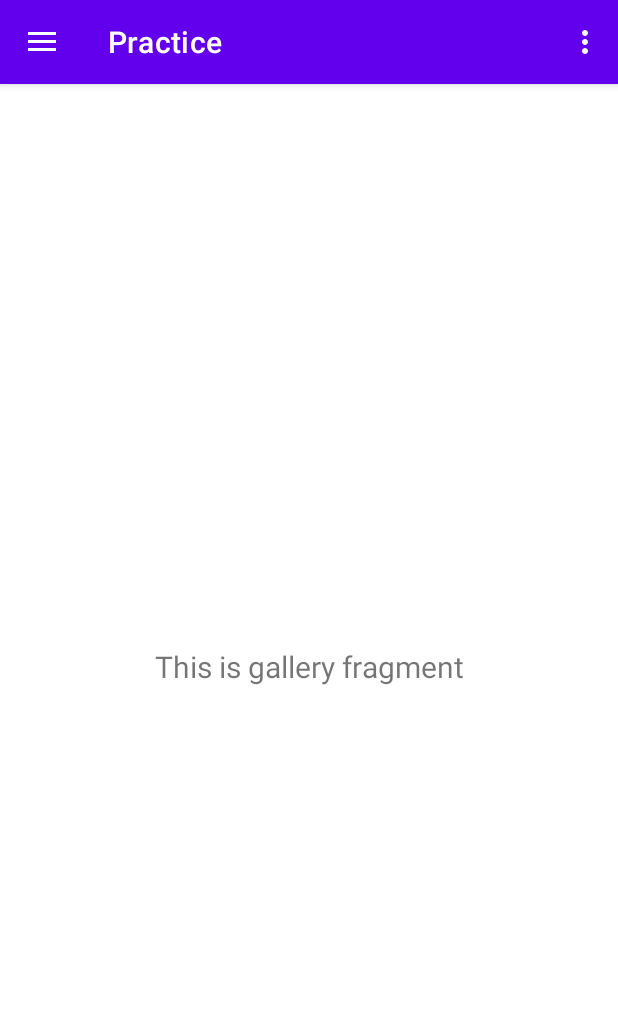
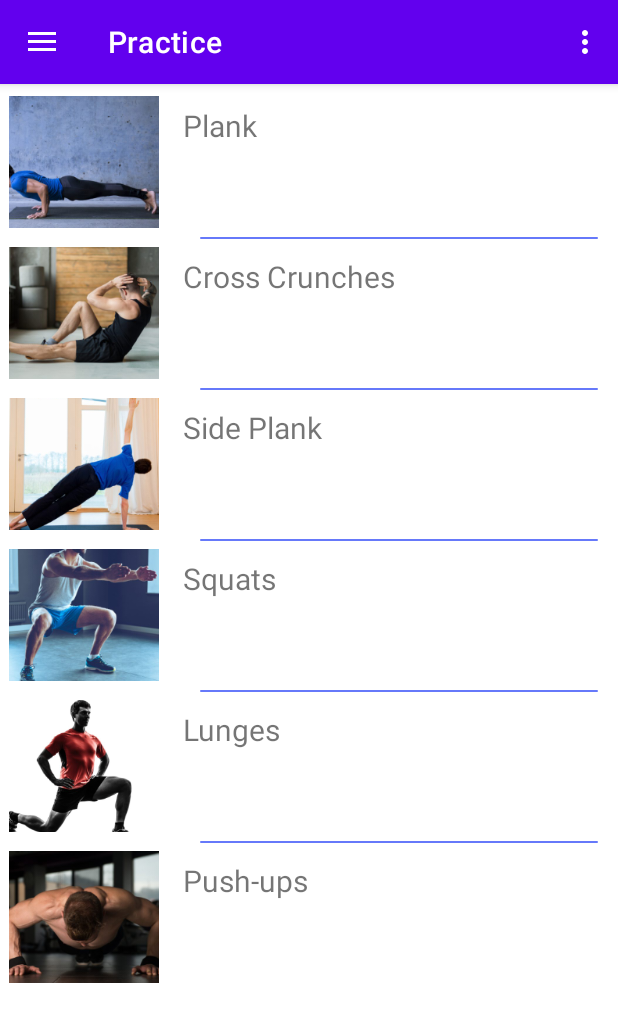
Before and after one commit to zyot249/HealthCareApp, an Android app: the PracticeFragment screen opened through its navigation route, in the side drawer, after a tap on "Practice", on a phone screen of 412 x 824 dp. Shown: the top 1022 px of the screen. Run offline under Robolectric (Android 15) with nearby library versions, the phone set to English and light mode, and no system bars; our stand-ins replace Firebase (no records; nobody signed in at launch, a user with empty details on screens opened directly), navigation-ui; libraries missing offline, so code that uses them is left out: com.github.mikephil.charting; 45 statements that could not run were skipped.

Commit message:
add default exercises

```diff
--- a/app/src/main/java/zyot/shyn/healthcareapp/activity/SignUpActivity.java
+++ b/app/src/main/java/zyot/shyn/healthcareapp/activity/SignUpActivity.java
@@ -132,7 +132,7 @@ public class SignUpActivity extends BaseActivity {
                         Snackbar.make(submitBtn, "Register Successfully", Snackbar.LENGTH_SHORT).show();
                         // Write database
                         dbReference = FirebaseDatabase.getInstance().getReference("Users").child(userID);
-                        User user = new User(userID, displayName, age, gender);
+                        User user = new User(userID, displayName, age, gender, "default");
 
                         dbReference.setValue(user).addOnCompleteListener(SignUpActivity.this, new OnCompleteListener<Void>() {
                             @Override
--- /dev/null
+++ b/app/src/main/java/zyot/shyn/healthcareapp/adapter/ExerciseAdapter.java
@@ -0,0 +1,89 @@
+package zyot.shyn.healthcareapp.adapter;
+
+import android.content.Context;
+import android.view.LayoutInflater;
+import android.view.View;
+import android.view.ViewGroup;
+import android.view.WindowManager;
+import android.widget.ImageView;
+import android.widget.TextView;
+
+import androidx.annotation.NonNull;
+import androidx.appcompat.app.AlertDialog;
+import androidx.recyclerview.widget.RecyclerView;
+
+import com.google.android.material.dialog.MaterialAlertDialogBuilder;
+
+import org.jetbrains.annotations.NotNull;
+
+import java.util.List;
+
+import zyot.shyn.healthcareapp.R;
+import zyot.shyn.healthcareapp.model.Exercise;
+
+public class ExerciseAdapter extends RecyclerView.Adapter<ExerciseAdapter.ExerciseViewHolder> {
+    private Context mContext;
+    private List<Exercise> exercises;
+
+    public ExerciseAdapter(Context mContext, List<Exercise> exercises) {
+        this.mContext = mContext;
+        this.exercises = exercises;
+    }
+
+    @NonNull
+    @NotNull
+    @Override
+    public ExerciseViewHolder onCreateViewHolder(@NonNull @NotNull ViewGroup parent, int viewType) {
+        LayoutInflater inflater = LayoutInflater.from(mContext);
+        View item = inflater.inflate(R.layout.list_item_exercise, parent, false);
+        ExerciseViewHolder exerciseViewHolder = new ExerciseViewHolder(item);
+        return exerciseViewHolder;
+    }
+
+    @Override
+    public void onBindViewHolder(@NonNull @NotNull ExerciseViewHolder holder, int position) {
+        final Exercise exercise = exercises.get(position);
+        holder.titleTxt.setText(exercise.getName());
+        holder.exerciseImg.setImageResource(exercise.getDemoImg());
+        holder.itemView.setOnClickListener(v -> {
+            AlertDialog alertDialog = getTutorialDialog(exercise.getName(), exercise.getDescription(), exercise.getDemoImg()).show();
+            WindowManager.LayoutParams layoutParams = new WindowManager.LayoutParams();
+            layoutParams.copyFrom(alertDialog.getWindow().getAttributes());
+            layoutParams.width = WindowManager.LayoutParams.MATCH_PARENT;
+            layoutParams.height = WindowManager.LayoutParams.MATCH_PARENT;
+            alertDialog.getWindow().setAttributes(layoutParams);
+        });
+    }
+
+    @Override
+    public int getItemCount() {
+        return exercises.size();
+    }
+
+    class ExerciseViewHolder extends RecyclerView.ViewHolder {
+        private TextView titleTxt;
+        private ImageView exerciseImg;
+
+        public ExerciseViewHolder(View itemView) {
+            super(itemView);
+
+            titleTxt = itemView.findViewById(R.id.title_txt);
+            exerciseImg = itemView.findViewById(R.id.exercise_img);
+        }
+    }
+
+    public MaterialAlertDialogBuilder getTutorialDialog(String name, String des, int img) {
+        MaterialAlertDialogBuilder dialogBuilder = new MaterialAlertDialogBuilder(mContext);
+        LayoutInflater li = LayoutInflater.from(mContext);
+        View dialogLayout = li.inflate(R.layout.dialog_exercise_tutorial, null);
+        TextView exerciseNameTxt = dialogLayout.findViewById(R.id.exercise_name_txt);
+        TextView exerciseDesTxt = dialogLayout.findViewById(R.id.exercise_des_txt);
+        ImageView exerciseImg = dialogLayout.findViewById(R.id.exercise_img);
+
+        exerciseNameTxt.setText(name);
+        exerciseDesTxt.setText(des);
+        exerciseImg.setImageResource(img);
+        dialogBuilder.setView(dialogLayout);
+        return dialogBuilder;
+    }
+}
--- /dev/null
+++ b/app/src/main/java/zyot/shyn/healthcareapp/divider/SampleDivider.java
@@ -0,0 +1,61 @@
+package zyot.shyn.healthcareapp.divider;
+
+import android.content.Context;
+import android.content.res.TypedArray;
+import android.graphics.Canvas;
+import android.graphics.Rect;
+import android.graphics.drawable.Drawable;
+import android.view.View;
+
+import androidx.core.content.ContextCompat;
+import androidx.recyclerview.widget.RecyclerView;
+
+public class SampleDivider extends RecyclerView.ItemDecoration {
+    private static final int[] ATTRS = new int[]{android.R.attr.listDivider};
+
+    private Drawable divider;
+    private int verticalSpaceHeight = 1;
+
+    /**
+     * Default divider will be used
+     */
+    public SampleDivider(Context context) {
+        final TypedArray styledAttributes = context.obtainStyledAttributes(ATTRS);
+        divider = styledAttributes.getDrawable(0);
+        styledAttributes.recycle();
+    }
+
+    /**
+     * Custom divider will be used
+     */
+    public SampleDivider(Context context, int resId) {
+        divider = ContextCompat.getDrawable(context, resId);
+    }
+
+    @Override
+    public void onDraw(Canvas c, RecyclerView parent, RecyclerView.State state) {
+        int left = parent.getPaddingLeft() + 200;
+        int right = parent.getWidth() - parent.getPaddingRight() - 20;
+
+        int childCount = parent.getChildCount();
+        for (int i = 0; i < childCount -1; i++) {
+            View child = parent.getChildAt(i);
+
+            RecyclerView.LayoutParams params = (RecyclerView.LayoutParams) child.getLayoutParams();
+
+            int top = child.getBottom() + params.bottomMargin;
+            int bottom = top + divider.getIntrinsicHeight();
+
+            divider.setBounds(left, top, right, bottom);
+            divider.draw(c);
+        }
+    }
+
+    @Override
+    public void getItemOffsets(Rect outRect, View view, RecyclerView parent, RecyclerView.State state) {
+        super.getItemOffsets(outRect, view, parent, state);
+        if (parent.getChildAdapterPosition(view) != parent.getAdapter().getItemCount() - 1) {
+            outRect.bottom = verticalSpaceHeight;
+        }
+    }
+}
--- /dev/null
+++ b/app/src/main/java/zyot/shyn/healthcareapp/model/Exercise.java
@@ -0,0 +1,40 @@
+package zyot.shyn.healthcareapp.model;
+
+public class Exercise {
+    private String name;
+    private String description;
+    private int demoImg;
+
+    public Exercise() {
+    }
+
+    public Exercise(String name, String description, int demoImg) {
+        this.name = name;
+        this.description = description;
+        this.demoImg = demoImg;
+    }
+
+    public String getName() {
+        return name;
+    }
+
+    public void setName(String name) {
+        this.name = name;
+    }
+
+    public String getDescription() {
+        return description;
+    }
+
+    public void setDescription(String description) {
+        this.description = description;
+    }
+
+    public int getDemoImg() {
+        return demoImg;
+    }
+
+    public void setDemoImg(int demoImg) {
+        this.demoImg = demoImg;
+    }
+}
--- a/app/src/main/java/zyot/shyn/healthcareapp/ui/practice/PracticeFragment.java
+++ b/app/src/main/java/zyot/shyn/healthcareapp/ui/practice/PracticeFragment.java
@@ -5,34 +5,92 @@ import android.util.Log;
 import android.view.LayoutInflater;
 import android.view.View;
 import android.view.ViewGroup;
-import android.widget.TextView;
 
 import androidx.annotation.NonNull;
 import androidx.annotation.Nullable;
 import androidx.fragment.app.Fragment;
-import androidx.lifecycle.Observer;
 import androidx.lifecycle.ViewModelProvider;
+import androidx.recyclerview.widget.LinearLayoutManager;
+import androidx.recyclerview.widget.RecyclerView;
+
+import org.jetbrains.annotations.NotNull;
+
+import java.util.ArrayList;
+import java.util.List;
 
 import zyot.shyn.healthcareapp.R;
+import zyot.shyn.healthcareapp.adapter.ExerciseAdapter;
+import zyot.shyn.healthcareapp.divider.SampleDivider;
+import zyot.shyn.healthcareapp.model.Exercise;
+import zyot.shyn.healthcareapp.utils.MyNumberUtils;
 
 public class PracticeFragment extends Fragment {
     private PracticeViewModel practiceViewModel;
+
+    private RecyclerView recyclerView;
+    private ExerciseAdapter exerciseAdapter;
+    private List<Exercise> exercises;
 
     @Nullable
     @Override
     public View onCreateView(@NonNull LayoutInflater inflater, @Nullable ViewGroup container, @Nullable Bundle savedInstanceState) {
         practiceViewModel = new ViewModelProvider(this).get(PracticeViewModel.class);
         View root = inflater.inflate(R.layout.fragment_practice, container, false);
-        final TextView textView = root.findViewById(R.id.text_practice);
-        practiceViewModel.getText().observe(getViewLifecycleOwner(), new Observer<String>() {
-            @Override
-            public void onChanged(@Nullable String s) {
-                textView.setText(s);
-            }
-        });
+
+        return root;
+    }
+
+    @Override
+    public void onViewCreated(@NonNull @NotNull View view, @Nullable @org.jetbrains.annotations.Nullable Bundle savedInstanceState) {
+        super.onViewCreated(view, savedInstanceState);
+
+        recyclerView = view.findViewById(R.id.recycler_view);
+        recyclerView.setHasFixedSize(true);
+        LinearLayoutManager linearLayoutManager = new LinearLayoutManager(getContext());
+        recyclerView.setLayoutManager(linearLayoutManager);
+        SampleDivider divider = new SampleDivider(recyclerView.getContext(), R.drawable.divider_recyclerview);
+        recyclerView.addItemDecoration(divider);
+        exercises = new ArrayList<>();
+        exercises.add(new Exercise("Plank", "It’s the best exercise for rock hard abs. A simple exercise for beginners for stronger abs and to strengthen your shoulder, arms and back. It can be done in many variations.\n" +
+                "\n" +
+                "How to do: get into pushup position with elbows bent in 90 degree keeping your body weight on your forearms. Ensure your body forms a straight line from your head to feet. Hold on to the position as long as you can.\n" +
+                "\n", R.mipmap.plank));
+        exercises.add(new Exercise("Cross Crunches", "It’s more effective and easy exercise for abs and the oblique muscles. It strengthens the core and strengthens your abdominal muscles.\n" +
+                "\n" +
+                "How to do: Lie flat on your back. Bend your knees with feet flat on the floor. Place both the hands loosely behind your head. Now, bring your right shoulder and elbow across your body and at the same time bring up your left knee towards your left shoulder. Try to touch your knee with elbow. Go back to the original position and repeat the same with the left elbow.",
+                R.mipmap.cross_crunches));
+        exercises.add(new Exercise("Side Plank", "It strengthens oblique and helps your build stronger abs.\n" +
+                "\n" +
+                "How to do: Start on your side with feet together while keeping forearm below your shoulder. Now slowly raise your hip until your body form straight line from head to feet. Hold on to the position and repeat on the other side too!",
+                R.mipmap.side_plank));
+        exercises.add(new Exercise("Squats", "It helps you get in better shape when included in daily workout plan. Strengthens lower body muscles for men. It can be done in many variations.\n" +
+                "\n" +
+                "How to do: Start with the hips back with back straight, chest and shoulders up. Bend your knees and squat down keeping them in line with your feet. Start with 25 squats a day and then increase.",
+                R.mipmap.squats));
+        exercises.add(new Exercise("Lunges", "A very good work out on the core that helps you strengthen your lower body and mobility in your hips.\n" +
+                "\n" +
+                "How to do: Lower your hip until both keens bent in 90 degree angle. Step forward with one leg while keeping your upper body straight and relaxed. Come back to original position keeping the weight in your heels.",
+                R.mipmap.lunges));
+        exercises.add(new Exercise("Push-ups", "Basically, push-ups are effective exercise for strengthening chest and arm muscles.\n" +
+                "\n" +
+                "How to do: Get down on the ground setting your hands shoulder-width apart. Ensure your body forms a straight line. Begin to lower your body keeping elbows close to your body. Push back to starting high plank position.",
+                R.mipmap.push_ups));
+        exerciseAdapter = new ExerciseAdapter(getContext(), exercises);
+        recyclerView.setAdapter(exerciseAdapter);
+    }
+
+    @Override
+    public void onActivityCreated(@Nullable @org.jetbrains.annotations.Nullable Bundle savedInstanceState) {
+        super.onActivityCreated(savedInstanceState);
 
         Bundle bundle = getArguments();
-        Log.d("TAG", bundle.getString("key"));
-        return root;
+        if (bundle != null) {
+            String key = bundle.getString("key");
+            if (key != null && !key.equals("")) {
+                int randomExercise = MyNumberUtils.randomIntegerBetween(1, exercises.size());
+                Exercise exercise = exercises.get(randomExercise - 1);
+                exerciseAdapter.getTutorialDialog(exercise.getName(), exercise.getDescription(), exercise.getDemoImg()).show();
+            }
+        }
     }
 }
--- /dev/null
+++ b/app/src/main/res/drawable/divider_recyclerview.xml
@@ -0,0 +1,7 @@
+<?xml version="1.0" encoding="utf-8"?>
+<shape xmlns:android="http://schemas.android.com/apk/res/android"
+    android:shape="rectangle">
+    <size android:height="1dp" />
+    <corners android:radius="2dp" />
+    <solid android:color="#c43851f9" />
+</shape>
--- a/app/src/main/res/layout/fragment_practice.xml
+++ b/app/src/main/res/layout/fragment_practice.xml
@@ -6,18 +6,9 @@
     android:layout_height="match_parent"
     tools:context=".ui.practice.PracticeFragment">
 
-    <TextView
-        android:id="@+id/text_practice"
+    <androidx.recyclerview.widget.RecyclerView
+        android:id="@+id/recycler_view"
         android:layout_width="match_parent"
-        android:layout_height="wrap_content"
-        android:layout_marginStart="8dp"
-        android:layout_marginTop="8dp"
-        android:layout_marginEnd="8dp"
-        android:textAlignment="center"
-        android:textSize="20sp"
-        app:layout_constraintBottom_toBottomOf="parent"
-        app:layout_constraintEnd_toEndOf="parent"
-        app:layout_constraintStart_toStartOf="parent"
-        app:layout_constraintTop_toTopOf="parent"
-        android:gravity="center_horizontal" />
+        android:layout_height="match_parent"
+        android:layout_marginTop="2dp" />
 </androidx.constraintlayout.widget.ConstraintLayout>
--- /dev/null
+++ b/app/src/main/res/layout/list_item_exercise.xml
@@ -0,0 +1,30 @@
+<?xml version="1.0" encoding="utf-8"?>
+<androidx.constraintlayout.widget.ConstraintLayout xmlns:android="http://schemas.android.com/apk/res/android"
+    xmlns:app="http://schemas.android.com/apk/res-auto"
+    android:layout_width="match_parent"
+    android:layout_height="100dp"
+    android:padding="6dp">
+
+    <ImageView
+        android:id="@+id/exercise_img"
+        android:layout_width="100dp"
+        android:layout_height="100dp"
+        android:scaleType="centerCrop"
+        android:src="@mipmap/medical_background"
+        app:layout_constraintBottom_toBottomOf="parent"
+        app:layout_constraintEnd_toStartOf="@+id/title_txt"
+        app:layout_constraintStart_toStartOf="parent"
+        app:layout_constraintTop_toTopOf="parent" />
+
+    <TextView
+        android:id="@+id/title_txt"
+        android:layout_width="0dp"
+        android:layout_height="wrap_content"
+        android:layout_marginLeft="16dp"
+        android:layout_marginTop="6dp"
+        android:text="Exercise"
+        android:textSize="20dp"
+        app:layout_constraintEnd_toEndOf="parent"
+        app:layout_constraintStart_toEndOf="@+id/exercise_img"
+        app:layout_constraintTop_toTopOf="parent" />
+</androidx.constraintlayout.widget.ConstraintLayout>
```
Also changed, not shown: app/src/main/java/zyot/shyn/healthcareapp/model/User.java (+17 -7 lines), app/src/main/java/zyot/shyn/healthcareapp/utils/MyNumberUtils.java (added, +9 -0 lines), app/src/main/res/layout/dialog_exercise_tutorial.xml (added, +52 -0 lines), app/src/main/res/mipmap-xxxhdpi/cross_crunches.jpg (added), app/src/main/res/mipmap-xxxhdpi/lunges.jpg (added), app/src/main/res/mipmap-xxxhdpi/plank.jpg (added), app/src/main/res/mipmap-xxxhdpi/push_ups.jpg (added), app/src/main/res/mipmap-xxxhdpi/side_plank.jpg (added), app/src/main/res/mipmap-xxxhdpi/squats.jpg (added).
